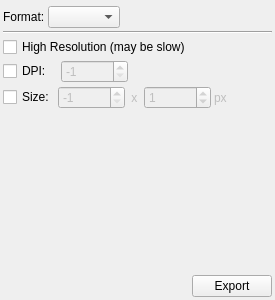
Qt form code/plotms/GuiTabs/PlotMSExportTab.ui (radio-astro/casa) before a commit.
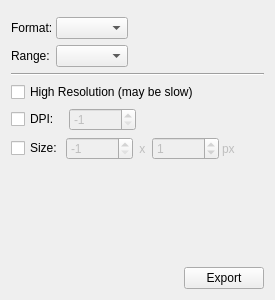
The same form after that commit.

Commit message: New Development: No             JIRA Issue: CAS-5790         Ready for Test: Yes      Interface Changes: Yes What Interface Changed: Added classes and methods to better support iteration plots.          Test Programs: See test directory.   Put in Release Notes: No              Module(s): Plotms            Description: Work on iteration plots and supporting iteration with respect to time.

Patch:
```diff
--- a/code/plotms/GuiTabs/PlotMSExportTab.ui
+++ b/code/plotms/GuiTabs/PlotMSExportTab.ui
@@ -18,22 +18,7 @@
   <property name="windowTitle" >
    <string>PlotMS Export Tab</string>
   </property>
-  <layout class="QVBoxLayout" >
-   <property name="spacing" >
-    <number>3</number>
-   </property>
-   <property name="leftMargin" >
-    <number>3</number>
-   </property>
-   <property name="topMargin" >
-    <number>3</number>
-   </property>
-   <property name="rightMargin" >
-    <number>3</number>
-   </property>
-   <property name="bottomMargin" >
-    <number>3</number>
-   </property>
+  <layout class="QVBoxLayout" name="verticalLayout">
    <item>
     <widget class="QFrame" name="fileFrame" >
      <property name="frameShape" >
@@ -45,21 +30,21 @@
     </widget>
    </item>
    <item>
-    <layout class="QHBoxLayout" >
-     <property name="spacing" >
+    <layout class="QHBoxLayout">
+     <property name="spacing">
       <number>3</number>
      </property>
      <item>
-      <widget class="QLabel" name="formatLabel" >
-       <property name="text" >
+      <widget class="QLabel" name="formatLabel">
+       <property name="text">
         <string>Format:</string>
        </property>
       </widget>
      </item>
      <item>
-      <widget class="QComboBox" name="format" >
-       <property name="sizePolicy" >
-        <sizepolicy vsizetype="Fixed" hsizetype="MinimumExpanding" >
+      <widget class="QComboBox" name="format">
+       <property name="sizePolicy">
+        <sizepolicy hsizetype="MinimumExpanding" vsizetype="Fixed">
          <horstretch>0</horstretch>
          <verstretch>0</verstretch>
         </sizepolicy>
@@ -82,53 +67,71 @@
     </layout>
    </item>
    <item>
-    <widget class="Line" name="line" >
-     <property name="orientation" >
+    <layout class="QHBoxLayout" name="horizontalLayout">
+     <item>
+      <widget class="QLabel" name="rangeLabel">
+       <property name="text">
+        <string>Range:</string>
+       </property>
+      </widget>
+     </item>
+     <item>
+      <widget class="QComboBox" name="exportRangeCombo"/>
+     </item>
+     <item>
+      <spacer name="horizontalSpacer">
+       <property name="orientation">
+        <enum>Qt::Horizontal</enum>
+       </property>
+       <property name="sizeHint" stdset="0">
+        <size>
+         <width>40</width>
+         <height>20</height>
+        </size>
+       </property>
+      </spacer>
+     </item>
+    </layout>
+   </item>
+   <item>
+    <widget class="Line" name="line">
+     <property name="orientation">
       <enum>Qt::Horizontal</enum>
      </property>
     </widget>
    </item>
    <item>
-    <widget class="QCheckBox" name="highRes" >
-     <property name="text" >
+    <widget class="QCheckBox" name="highRes">
+     <property name="text">
       <string>High Resolution (may be slow)</string>
      </property>
     </widget>
    </item>
    <item>
-    <widget class="QFrame" name="dpiFrame" >
-     <property name="frameShape" >
+    <widget class="QFrame" name="dpiFrame">
+     <property name="frameShape">
       <enum>QFrame::NoFrame</enum>
      </property>
      <property name="frameShadow" >
       <enum>QFrame::Raised</enum>
      </property>
-     <layout class="QHBoxLayout" >
-      <property name="spacing" >
+     <layout class="QHBoxLayout">
+      <property name="spacing">
        <number>3</number>
       </property>
-      <property name="leftMargin" >
-       <number>0</number>
-      </property>
-      <property name="topMargin" >
-       <number>0</number>
-      </property>
-      <property name="rightMargin" >
-       <number>0</number>
-      </property>
-      <property name="bottomMargin" >
+      <property name="margin">
        <number>0</number>
       </property>
       <item>
-       <widget class="QCheckBox" name="dpi" >
-        <property name="text" >
+       <widget class="QCheckBox" name="dpi">
+        <property name="text">
          <string>DPI:  </string>
         </property>
        </widget>
       </item>
       <item>
-       <widget class="QSpinBox" name="dpiSpinner" >
-        <property name="enabled" >
+       <widget class="QSpinBox" name="dpiSpinner">
+        <property name="enabled">
          <bool>false</bool>
         </property>
         <property name="minimum" >
@@ -159,39 +162,30 @@
     </widget>
    </item>
    <item>
-    <widget class="QFrame" name="sizeFrame" >
-     <property name="frameShape" >
+    <widget class="QFrame" name="sizeFrame">
+     <property name="frameShape">
       <enum>QFrame::NoFrame</enum>
      </property>
      <property name="frameShadow" >
       <enum>QFrame::Raised</enum>
      </property>
-     <layout class="QHBoxLayout" >
-      <property name="spacing" >
+     <layout class="QHBoxLayout">
+      <property name="spacing">
        <number>3</number>
       </property>
-      <property name="leftMargin" >
-       <number>0</number>
-      </property>
-      <property name="topMargin" >
-       <number>0</number>
-      </property>
-      <property name="rightMargin" >
-       <number>0</number>
-      </property>
-      <property name="bottomMargin" >
+      <property name="margin">
        <number>0</number>
       </property>
       <item>
-       <widget class="QCheckBox" name="size" >
-        <property name="text" >
+       <widget class="QCheckBox" name="size">
+        <property name="text">
          <string>Size:</string>
         </property>
        </widget>
       </item>
       <item>
-       <widget class="QSpinBox" name="sizeSpinner1" >
-        <property name="enabled" >
+       <widget class="QSpinBox" name="sizeSpinner1">
+        <property name="enabled">
          <bool>false</bool>
         </property>
         <property name="minimum" >
@@ -206,8 +200,8 @@
        </widget>
       </item>
       <item>
-       <widget class="QLabel" name="sizeLabel1" >
-        <property name="enabled" >
+       <widget class="QLabel" name="sizeLabel1">
+        <property name="enabled">
          <bool>false</bool>
         </property>
         <property name="text" >
@@ -216,8 +210,8 @@
        </widget>
       </item>
       <item>
-       <widget class="QSpinBox" name="sizeSpinner2" >
-        <property name="enabled" >
+       <widget class="QSpinBox" name="sizeSpinner2">
+        <property name="enabled">
          <bool>false</bool>
         </property>
         <property name="minimum" >
@@ -232,8 +226,8 @@
        </widget>
       </item>
       <item>
-       <widget class="QLabel" name="sizeLabel2" >
-        <property name="enabled" >
+       <widget class="QLabel" name="sizeLabel2">
+        <property name="enabled">
          <bool>false</bool>
         </property>
         <property name="text" >
@@ -262,17 +256,17 @@
      <property name="orientation" >
       <enum>Qt::Vertical</enum>
      </property>
-     <property name="sizeHint" >
+     <property name="sizeHint" stdset="0">
       <size>
        <width>20</width>
-       <height>40</height>
+       <height>5</height>
       </size>
      </property>
     </spacer>
    </item>
    <item>
-    <layout class="QHBoxLayout" >
-     <property name="spacing" >
+    <layout class="QHBoxLayout">
+     <property name="spacing">
       <number>0</number>
      </property>
      <item>
@@ -289,8 +283,8 @@
       </spacer>
      </item>
      <item>
-      <widget class="QPushButton" name="exportButton" >
-       <property name="text" >
+      <widget class="QPushButton" name="exportButton">
+       <property name="text">
         <string>Export</string>
        </property>
       </widget>
```
Left out of the diff: 61 changed lines with no effect on the pictures. The commit also changes 48 other files.
